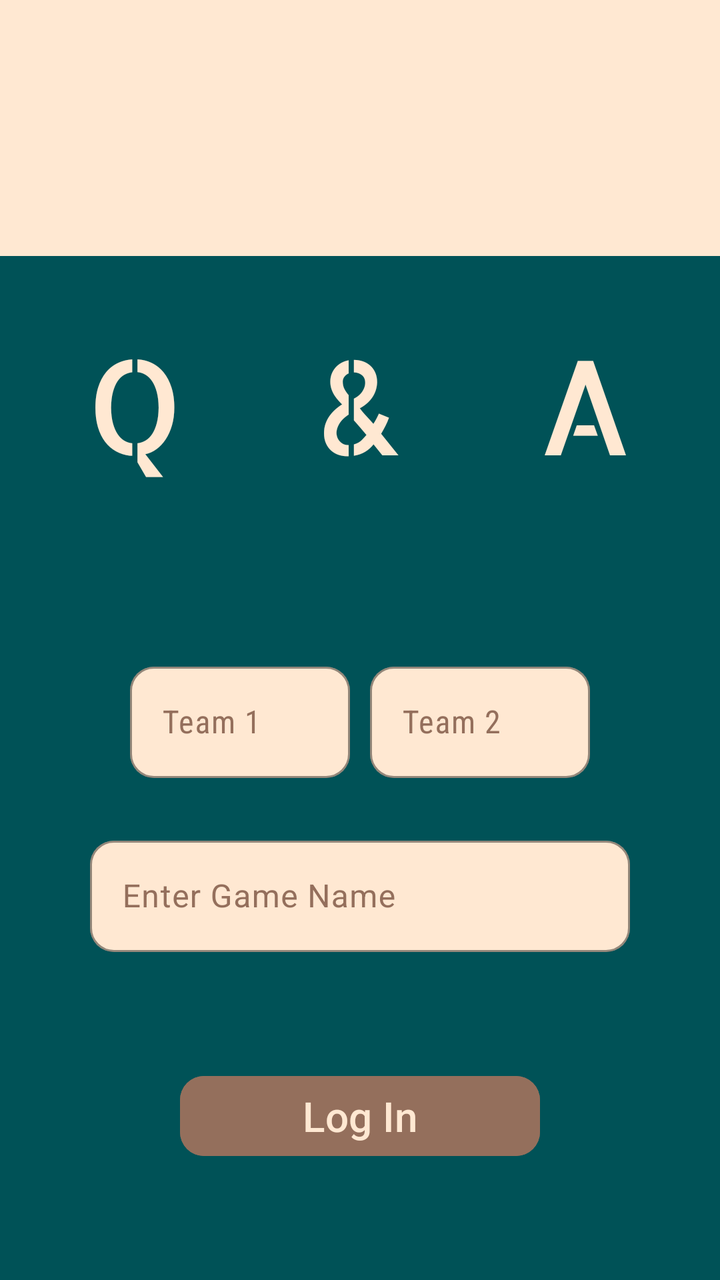
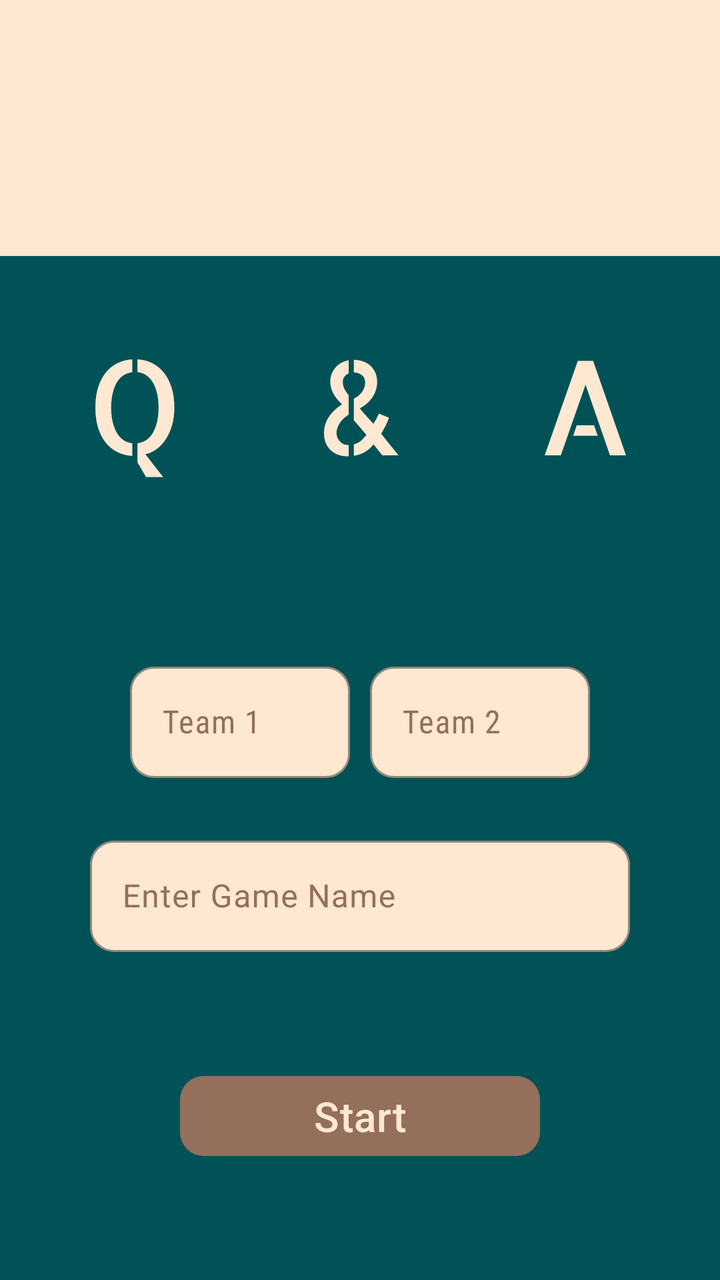

Before-and-after screenshots of an Android layout around one commit, followed by the original layout XML and the change that was made.
<!-- AndroidManifest.xml: application theme Theme.MenuActivity -->
<!-- res/layout/activity_create_game.xml -->
<?xml version="1.0" encoding="utf-8"?>
<androidx.constraintlayout.widget.ConstraintLayout xmlns:android="http://schemas.android.com/apk/res/android"
    xmlns:app="http://schemas.android.com/apk/res-auto"
    xmlns:tools="http://schemas.android.com/tools"
    android:id="@+id/main"
    android:layout_width="match_parent"
    android:layout_height="match_parent"
    tools:context=".CreateGame"
    android:background="@color/background">



    <View
        android:id="@+id/create_game_top"
        android:layout_width="match_parent"
        android:layout_height="0dp"
        app:layout_constraintTop_toTopOf="parent"
        app:layout_constraintHeight_percent="0.2"
        android:background="@color/Primary"
        android:scaleType="center"
        />

    <TextView
        android:id="@+id/create_game_title"
        android:layout_width="match_parent"
        android:layout_height="0dp"
        android:layout_margin="10dp"
        android:autoSizeTextType="uniform"
        android:fontFamily="@font/allerta_stencil"
        android:gravity="center"
        android:letterSpacing="1"
        android:text="@string/app_name"
        android:textColor="@color/Primary"
        app:layout_constraintEnd_toEndOf="parent"
        app:layout_constraintHeight_percent="0.2"
        app:layout_constraintStart_toStartOf="parent"
        app:layout_constraintTop_toBottomOf="@id/create_game_top" />


    <androidx.constraintlayout.widget.ConstraintLayout
        android:id="@+id/input_section"
        android:layout_width="0dp"
        android:layout_height="wrap_content"
        app:layout_constraintBottom_toTopOf="@+id/create_game_btn"
        app:layout_constraintEnd_toEndOf="parent"
        app:layout_constraintStart_toStartOf="parent"
        app:layout_constraintTop_toBottomOf="@+id/create_game_title"
        app:layout_constraintWidth_percent="0.75">

        <com.google.android.material.textfield.TextInputLayout
            android:id="@+id/Name"
            android:layout_width="0dp"
            android:layout_height="wrap_content"
            android:layout_marginTop="20dp"
            android:layout_marginRight="5dp"
            android:hint="Team 1"
            android:textColorHint="@color/Secondry"
            app:boxBackgroundColor="@color/Primary"
            app:boxBackgroundMode="outline"
            app:boxCornerRadiusBottomEnd="12dp"
            app:boxCornerRadiusBottomStart="12dp"
            app:boxCornerRadiusTopEnd="12dp"
            app:boxCornerRadiusTopStart="12dp"
            app:boxStrokeColor="@color/ripplePrimary"
            app:boxStrokeWidth="1dp"
            app:boxStrokeWidthFocused="3dp"
            android:layout_marginLeft="20dp"
            app:layout_constraintEnd_toStartOf="@id/password"
            app:layout_constraintStart_toStartOf="parent"
            app:layout_constraintTop_toTopOf="parent">


            <com.google.android.material.textfield.TextInputEditText
                android:layout_width="match_parent"
                android:layout_height="match_parent"

                android:fontFamily="sans-serif-condensed"
                android:inputType="textPersonName" />

        </com.google.android.material.textfield.TextInputLayout>


        <com.google.android.material.textfield.TextInputLayout
            android:id="@+id/password"
            android:layout_width="0dp"
            android:layout_height="wrap_content"
            android:layout_marginLeft="5dp"
            android:layout_marginTop="20dp"
            android:hint="Team 2"
            android:textColorHint="@color/Secondry"
            app:boxBackgroundColor="@color/Primary"
            app:boxBackgroundMode="outline"
            app:boxCornerRadiusBottomEnd="12dp"
            app:boxCornerRadiusBottomStart="12dp"
            app:boxCornerRadiusTopEnd="12dp"
            app:boxCornerRadiusTopStart="12dp"
            app:boxStrokeColor="@color/ripplePrimary"
            app:boxStrokeWidth="1dp"
            android:layout_marginRight="20dp"
            app:boxStrokeWidthFocused="3dp"
            app:layout_constraintEnd_toEndOf="parent"
            app:layout_constraintStart_toEndOf="@id/Name"
            app:layout_constraintTop_toTopOf="parent">


            <com.google.android.material.textfield.TextInputEditText
                android:layout_width="match_parent"
                android:layout_height="match_parent"
                android:fontFamily="sans-serif-condensed" />

        </com.google.android.material.textfield.TextInputLayout>


        <com.google.android.material.textfield.TextInputLayout

            android:id="@+id/create_game_name"
            android:layout_width="0dp"
            android:layout_height="wrap_content"
            android:layout_marginTop="26dp"
            android:hint="@string/enter_game_name"
            app:boxBackgroundColor="@color/Primary"
            app:boxBackgroundMode="outline"
            app:boxCornerRadiusBottomEnd="12dp"
            app:boxCornerRadiusBottomStart="12dp"
            app:boxCornerRadiusTopEnd="12dp"
            app:boxCornerRadiusTopStart="12dp"
            android:textColorHint="@color/Secondry"
            app:boxStrokeColor="@color/ripplePrimary"
            app:boxStrokeWidth="1dp"
            app:boxStrokeWidthFocused="3dp"
            app:layout_constraintBottom_toBottomOf="parent"
            app:layout_constraintEnd_toEndOf="parent"
            app:layout_constraintStart_toStartOf="parent"
            app:layout_constraintTop_toBottomOf="@id/Name">

            <com.google.android.material.textfield.TextInputEditText
                android:id="@+id/game_name"
                android:layout_width="match_parent"
                android:layout_height="wrap_content"

                />
        </com.google.android.material.textfield.TextInputLayout>

    </androidx.constraintlayout.widget.ConstraintLayout>





    <com.google.android.material.button.MaterialButton
        android:id="@+id/create_game_btn"
        android:layout_width="0dp"
        android:layout_height="wrap_content"
        android:layout_margin="16dp"
        android:layout_marginTop="80dp"
        android:backgroundTint="@color/Secondry"
        android:text="Log In"
        android:autoSizeTextType="uniform"
        app:cornerRadius="12dp"
        android:textColor="@color/Primary"
        app:layout_constraintBottom_toBottomOf="parent"
        app:layout_constraintEnd_toEndOf="parent"
        app:layout_constraintStart_toStartOf="parent"
        app:layout_constraintTop_toBottomOf="@id/input_section"
        app:layout_constraintWidth_percent="0.5"
        app:rippleColor="@color/ripplePrimary" />


</androidx.constraintlayout.widget.ConstraintLayout>
<!-- resources referenced by this layout -->
<resources>
  <color name="Primary">#ffe8d2</color>
  <color name="Secondry">#946f5c</color>
  <color name="background">#005257</color>
  <color name="ripplePrimary">#ff8a44</color>
  <string name="app_name">Q&amp;A</string>
  <string name="enter_game_name">Enter Game Name</string>
  <style name="Theme.MenuActivity" parent="Base.Theme.MenuActivity" />
  <style name="Base.Theme.MenuActivity" parent="Theme.Material3.DayNight.NoActionBar">
          
          
      </style>
</resources>

<!-- the commit's change to res/layout/activity_create_game.xml (unified diff, before → after) -->
@@ -48,12 +48,12 @@
         app:layout_constraintWidth_percent="0.75">
 
         <com.google.android.material.textfield.TextInputLayout
-            android:id="@+id/Name"
+            android:id="@+id/input_team1"
             android:layout_width="0dp"
             android:layout_height="wrap_content"
             android:layout_marginTop="20dp"
             android:layout_marginRight="5dp"
-            android:hint="Team 1"
+            android:hint="@string/team_1"
             android:textColorHint="@color/Secondry"
             app:boxBackgroundColor="@color/Primary"
             app:boxBackgroundMode="outline"
@@ -65,7 +65,7 @@
             app:boxStrokeWidth="1dp"
             app:boxStrokeWidthFocused="3dp"
             android:layout_marginLeft="20dp"
-            app:layout_constraintEnd_toStartOf="@id/password"
+            app:layout_constraintEnd_toStartOf="@id/input_team2"
             app:layout_constraintStart_toStartOf="parent"
             app:layout_constraintTop_toTopOf="parent">
 
@@ -81,12 +81,12 @@
 
 
         <com.google.android.material.textfield.TextInputLayout
-            android:id="@+id/password"
+            android:id="@+id/input_team2"
             android:layout_width="0dp"
             android:layout_height="wrap_content"
             android:layout_marginLeft="5dp"
             android:layout_marginTop="20dp"
-            android:hint="Team 2"
+            android:hint="@string/team_2"
             android:textColorHint="@color/Secondry"
             app:boxBackgroundColor="@color/Primary"
             app:boxBackgroundMode="outline"
@@ -99,7 +99,7 @@
             android:layout_marginRight="20dp"
             app:boxStrokeWidthFocused="3dp"
             app:layout_constraintEnd_toEndOf="parent"
-            app:layout_constraintStart_toEndOf="@id/Name"
+            app:layout_constraintStart_toEndOf="@id/input_team1"
             app:layout_constraintTop_toTopOf="parent">
 
 
@@ -131,7 +131,7 @@
             app:layout_constraintBottom_toBottomOf="parent"
             app:layout_constraintEnd_toEndOf="parent"
             app:layout_constraintStart_toStartOf="parent"
-            app:layout_constraintTop_toBottomOf="@id/Name">
+            app:layout_constraintTop_toBottomOf="@id/input_team1">
 
             <com.google.android.material.textfield.TextInputEditText
                 android:id="@+id/game_name"
@@ -154,7 +154,7 @@
         android:layout_margin="16dp"
         android:layout_marginTop="80dp"
         android:backgroundTint="@color/Secondry"
-        android:text="Log In"
+        android:text="Start"
         android:autoSizeTextType="uniform"
         app:cornerRadius="12dp"
         android:textColor="@color/Primary"
<!-- resource entries referenced after the edit -->
@@ -6,6 +6,8 @@
   <color name="ripplePrimary">#ff8a44</color>
   <string name="app_name">Q&amp;A</string>
   <string name="enter_game_name">Enter Game Name</string>
+  <string name="team_1">Team 1</string>
+  <string name="team_2">Team 2</string>
   <style name="Theme.MenuActivity" parent="Base.Theme.MenuActivity" />
   <style name="Base.Theme.MenuActivity" parent="Theme.Material3.DayNight.NoActionBar">
           
